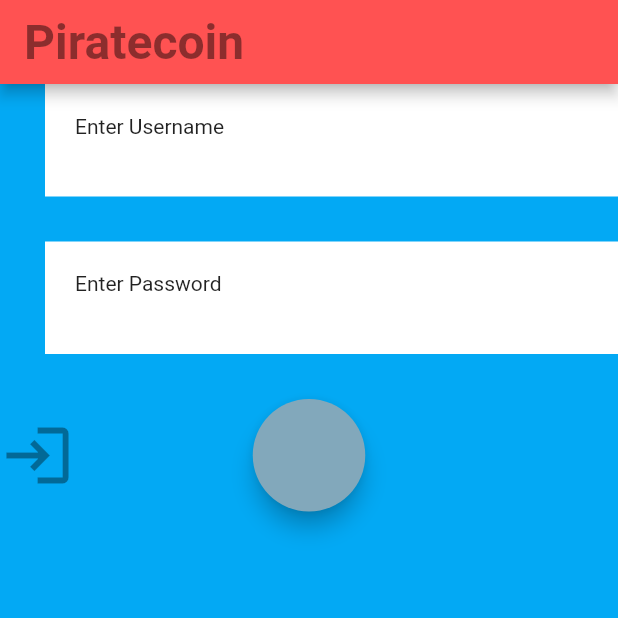
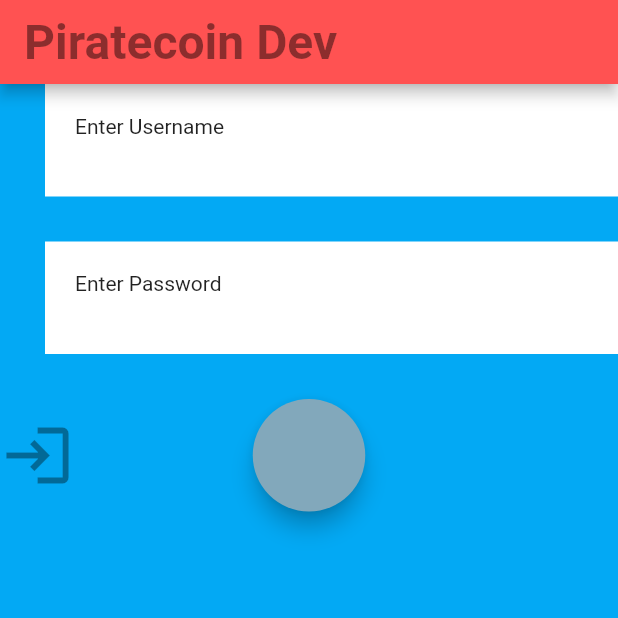
Before and after one commit to adammbule/apprentice, a Flutter app: the screen it shows after launch, on a phone screen of 412 x 824 dp, the top half of it. Run offline on Flutter 3.47's test engine with Material 2 defaults, Android fonts, the phone set to English and light mode, and no system bars.

Commit message:
Update main name

```diff
--- a/lib/main.dart
+++ b/lib/main.dart
@@ -27,7 +27,7 @@ class Piratecoin extends StatelessWidget {
         appBar: AppBar(
           backgroundColor: Colors.redAccent,
           title: Text(
-            'Piratecoin',
+            'Piratecoin Dev',
             style: TextStyle(
               fontFamily: 'Roboto', //obtain fonts from fonts.google.com
               fontSize: 32.0,
```
